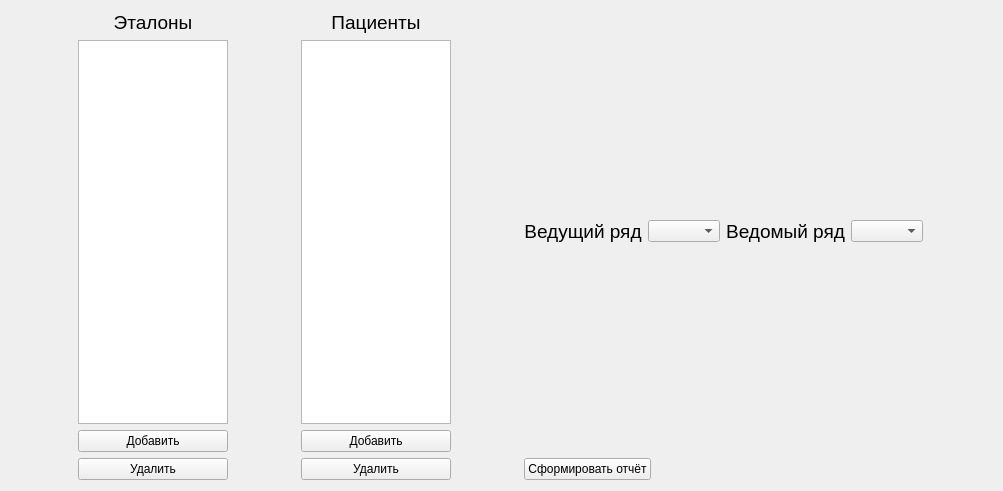
First picture: the form in src/main/python/ui/form.ui, repository podkidyshev/health-weather_correlation, before the edit.
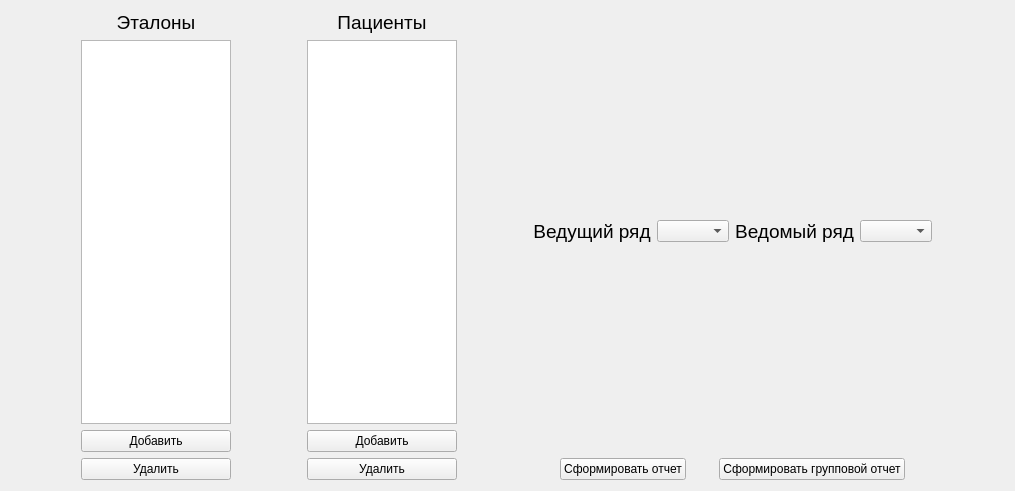
Second picture: the form after the edit.

Commit message: Added dialog and button for new ui for creating group reports

Patch:
```diff
--- a/src/main/python/ui/form.ui
+++ b/src/main/python/ui/form.ui
@@ -6,7 +6,7 @@
    <rect>
     <x>0</x>
     <y>0</y>
-    <width>1003</width>
+    <width>1015</width>
     <height>491</height>
    </rect>
   </property>
@@ -299,17 +299,37 @@
         <number>0</number>
        </property>
        <item>
+        <layout class="QHBoxLayout" name="horizontalLayout_2">
+         <property name="sizeConstraint">
+          <enum>QLayout::SetDefaultConstraint</enum>
+         </property>
+         <item>
         <widget class="QPushButton" name="report_btn">
          <property name="sizePolicy">
+            <sizepolicy hsizetype="Maximum" vsizetype="Fixed">
+             <horstretch>0</horstretch>
+             <verstretch>0</verstretch>
+            </sizepolicy>
+           </property>
+           <property name="text">
+            <string>Сформировать отчет</string>
+           </property>
+          </widget>
+         </item>
+         <item>
+          <widget class="QPushButton" name="report_group_btn">
+           <property name="sizePolicy">
           <sizepolicy hsizetype="Fixed" vsizetype="Fixed">
            <horstretch>0</horstretch>
            <verstretch>0</verstretch>
           </sizepolicy>
          </property>
          <property name="text">
-          <string>Сформировать отчёт</string>
-         </property>
-        </widget>
+            <string>Сформировать групповой отчет</string>
+           </property>
+          </widget>
+         </item>
+        </layout>
        </item>
       </layout>
      </item>
```
Lines whose indentation alone changed are shown as unchanged. The commit also changes 6 other files.
